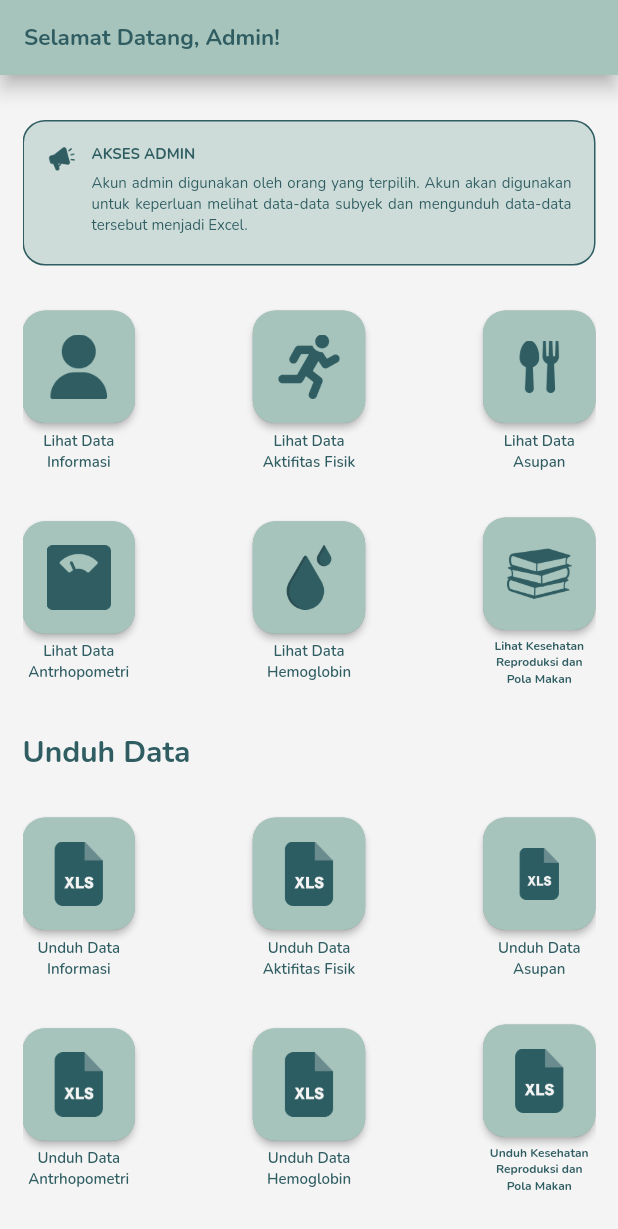
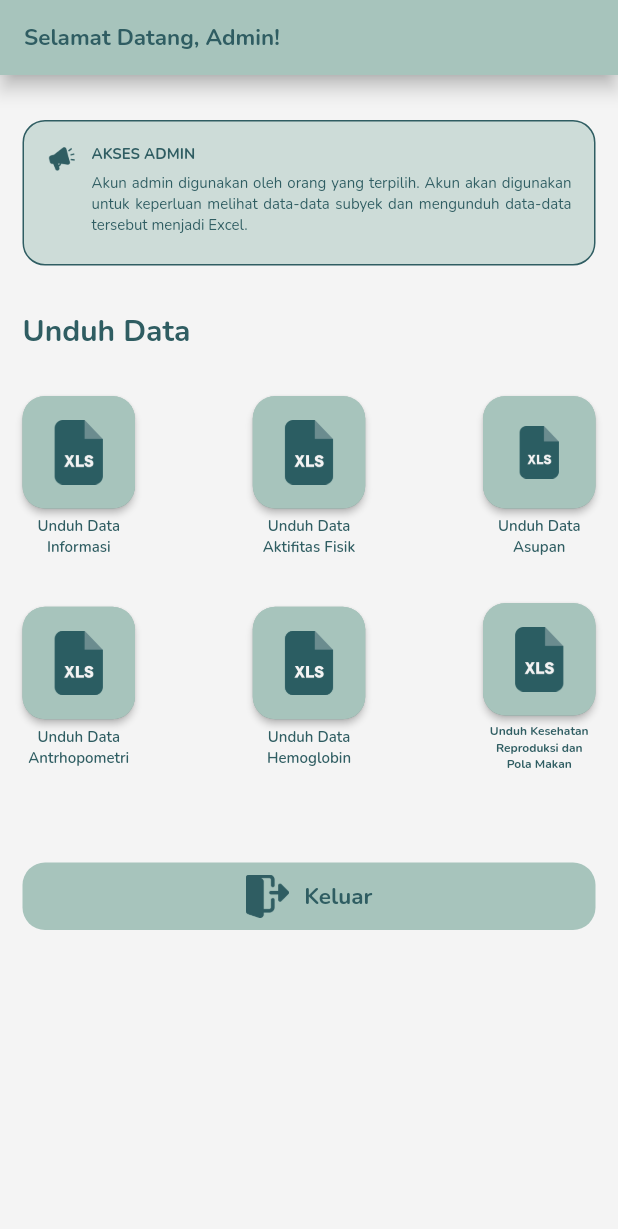
Before and after one commit to zaidtqy/healthy, a Flutter app: the AdminHomePage screen opened by its route, on a phone screen of 412 x 824 dp. Shown: the top 1229 px of the screen. Run offline on Flutter 3.47's test engine with Material 2 defaults, Android fonts, the phone set to English and light mode, and no system bars; drawn by our look-alikes of animated_text_kit; our stand-ins replace awesome_notifications, badges, bloc, cloud_firestore, cool_alert, equatable and 6 more; accounts and stored records are empty.

Commit message:
App Before Revision

```diff
--- a/lib/pages/admin_home_page.dart
+++ b/lib/pages/admin_home_page.dart
@@ -769,24 +769,24 @@ class _AdminHomePageState extends State<AdminHomePage> {
           child: ListView(
             children: [
               info(),
-              Row(
-                children: [
-                  menuInformation(),
-                  const Spacer(),
-                  menuActivity(),
-                  const Spacer(),
-                  menuIntake(),
-                ],
-              ),
-              Row(
-                children: [
-                  menuAntrhopometri(),
-                  const Spacer(),
-                  menuHb(),
-                  const Spacer(),
-                  menuKnowledge(),
-                ],
-              ),
+              // Row(
+              //   children: [
+              //     menuInformation(),
+              //     const Spacer(),
+              //     menuActivity(),
+              //     const Spacer(),
+              //     menuIntake(),
+              //   ],
+              // ),
+              // Row(
+              //   children: [
+              //     menuAntrhopometri(),
+              //     const Spacer(),
+              //     menuHb(),
+              //     const Spacer(),
+              //     menuKnowledge(),
+              //   ],
+              // ),
               const SizedBox(
                 height: 30,
               ),
--- a/lib/pages/home_page.dart
+++ b/lib/pages/home_page.dart
@@ -467,7 +467,7 @@ class _HomePageState extends State<HomePage> {
                 ),
               ),
               onPressed: () {
-                Navigator.pushNamed(context, '/admin-homepage');
+                // Navigator.pushNamed(context, '/admin-homepage');
               },
               child: Image.asset(
                 'assets/cutlery.png',
```
Also changed, not shown: lib/pages/splash_page.dart (+3 -4 lines).
